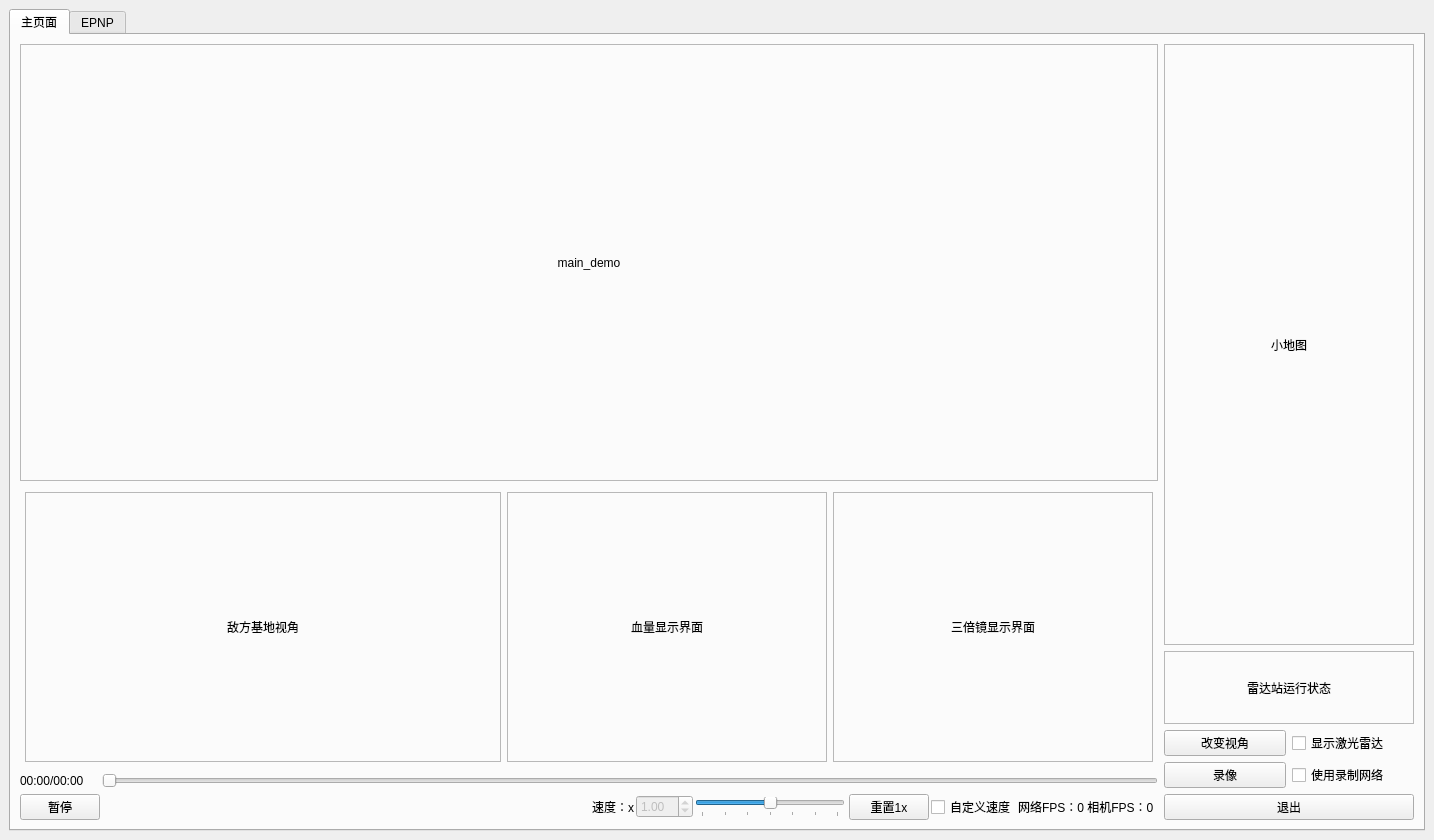
shirok1/radar_py, file ui/mainwindow/qt_gen.ui: the form before one commit.
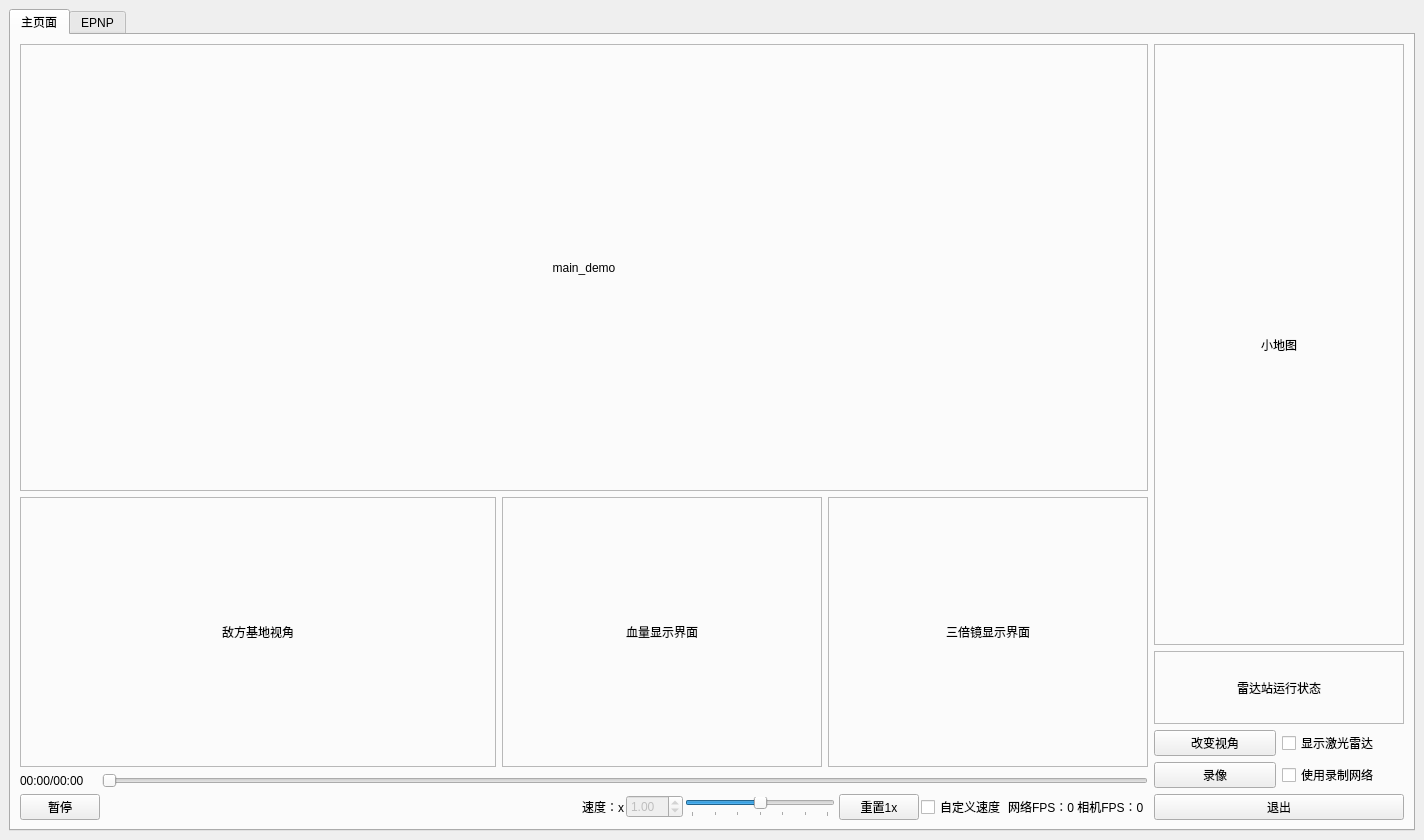
The form after the commit.

Commit message: fix(ui): 下三栏 Margin 强迫症

Diff of the .ui file:
```diff
--- a/ui/mainwindow/qt_gen.ui
+++ b/ui/mainwindow/qt_gen.ui
@@ -37,16 +37,16 @@
            <enum>QLayout::SetMinimumSize</enum>
           </property>
           <property name="leftMargin">
-           <number>5</number>
+           <number>0</number>
           </property>
           <property name="topMargin">
-           <number>5</number>
+           <number>0</number>
           </property>
           <property name="rightMargin">
-           <number>5</number>
+           <number>0</number>
           </property>
           <property name="bottomMargin">
-           <number>5</number>
+           <number>0</number>
           </property>
           <item>
            <widget class="QLabel" name="far_demo">
```
The commit also changes 1 other file.
